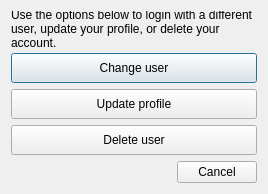
Above: LDMP/gui/DlgSettingsEdit.ui from ConservationInternational/trends.earth before the change. Below: the same form after it.
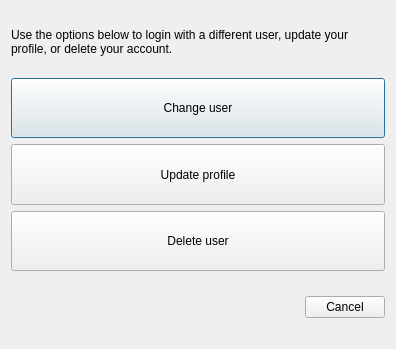
That is the form after the change.

The edit to the form file:
```diff
--- a/LDMP/gui/DlgSettingsEdit.ui
+++ b/LDMP/gui/DlgSettingsEdit.ui
@@ -6,8 +6,8 @@
    <rect>
     <x>0</x>
     <y>0</y>
-    <width>268</width>
-    <height>194</height>
+    <width>396</width>
+    <height>349</height>
    </rect>
   </property>
   <property name="sizePolicy">
@@ -38,6 +38,12 @@
    </item>
    <item>
     <widget class="QPushButton" name="pushButton_change_user">
+     <property name="sizePolicy">
+      <sizepolicy hsizetype="Minimum" vsizetype="Minimum">
+       <horstretch>0</horstretch>
+       <verstretch>0</verstretch>
+      </sizepolicy>
+     </property>
      <property name="minimumSize">
       <size>
        <width>0</width>
@@ -51,6 +57,12 @@
    </item>
    <item>
     <widget class="QPushButton" name="pushButton_update_profile">
+     <property name="sizePolicy">
+      <sizepolicy hsizetype="Minimum" vsizetype="Minimum">
+       <horstretch>0</horstretch>
+       <verstretch>0</verstretch>
+      </sizepolicy>
+     </property>
      <property name="minimumSize">
       <size>
        <width>0</width>
@@ -70,6 +82,12 @@
    </item>
    <item>
     <widget class="QPushButton" name="pushButton_delete_user">
+     <property name="sizePolicy">
+      <sizepolicy hsizetype="Minimum" vsizetype="Minimum">
+       <horstretch>0</horstretch>
+       <verstretch>0</verstretch>
+      </sizepolicy>
+     </property>
      <property name="minimumSize">
       <size>
        <width>0</width>
@@ -89,6 +107,12 @@
    </item>
    <item>
     <widget class="QDialogButtonBox" name="buttonBox">
+     <property name="sizePolicy">
+      <sizepolicy hsizetype="Expanding" vsizetype="Minimum">
+       <horstretch>0</horstretch>
+       <verstretch>0</verstretch>
+      </sizepolicy>
+     </property>
      <property name="standardButtons">
       <set>QDialogButtonBox::Cancel</set>
      </property>
```
